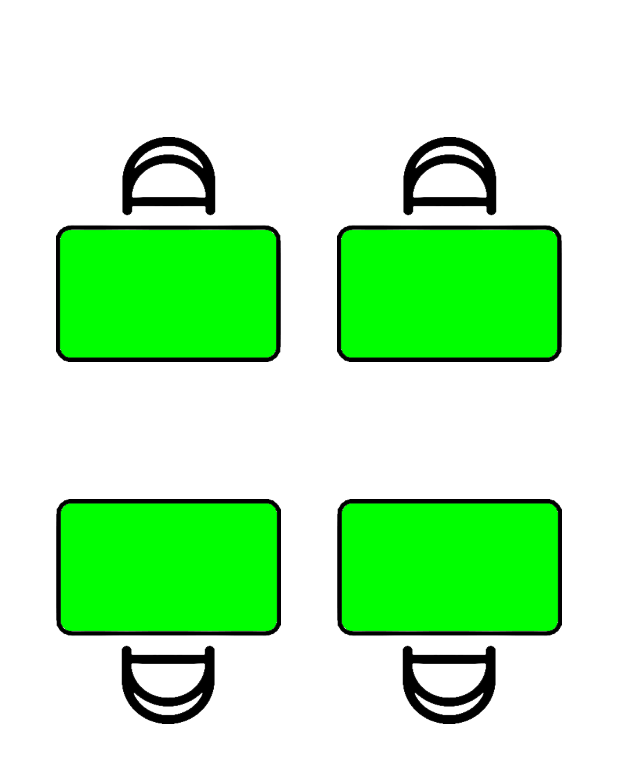
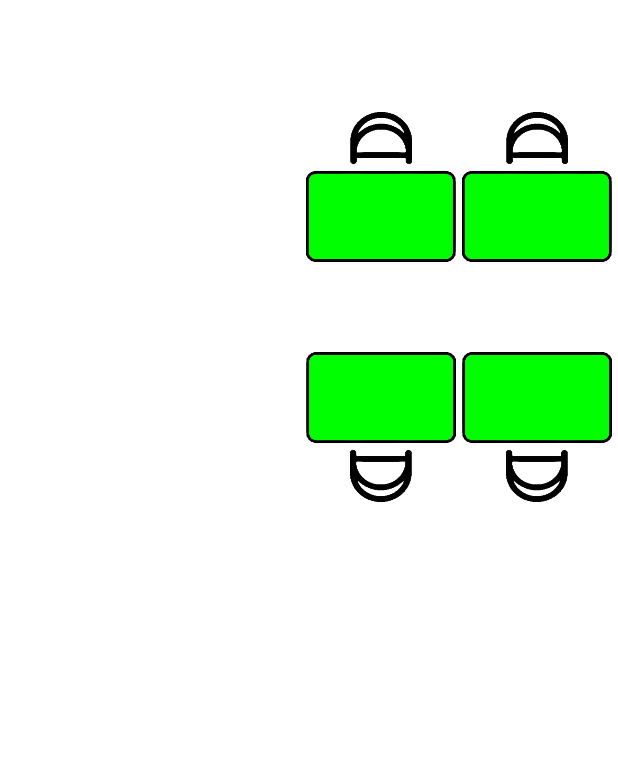
Before and after one commit to SwevenSoftware/BlockCOVID-android, an Android app: the layout fragment_postazioni.xml on its own in the app's theme, with its tools: preview values and no code run, on a phone screen of 412 x 824 dp. Shown: the top 763 px of the screen. Run offline under Robolectric (Android 15) with nearby library versions, the phone set to English and light mode, and no system bars.

Commit message:
design postazioni

```diff
--- a/app/src/main/java/com/example/blockcovid/MainActivity.kt
+++ b/app/src/main/java/com/example/blockcovid/MainActivity.kt
@@ -200,6 +200,7 @@ class MainActivity : AppCompatActivity() {
      * accordingly and parse the NDEF messages.
      * @param checkIntent the intent to parse and handle if it's the right type
      */
+
     private fun processIntent(checkIntent: Intent) {
         // Check if intent has the action of a discovered NFC tag
         // with NDEF formatted contents
@@ -282,6 +283,7 @@ class MainActivity : AppCompatActivity() {
      * Android N. This method chooses the right variant depending on the OS.
      * @param html HTML-formatted string to convert to a Spanned text.
      */
+
     private fun fromHtml(html: String): Spanned {
         return if (android.os.Build.VERSION.SDK_INT >= android.os.Build.VERSION_CODES.N) {
             Html.fromHtml(html, Html.FROM_HTML_MODE_LEGACY)
--- a/app/src/main/res/layout/activity_main.xml
+++ b/app/src/main/res/layout/activity_main.xml
@@ -5,7 +5,6 @@
     android:id="@+id/container"
     android:layout_width="match_parent"
     android:layout_height="match_parent"
-    android:paddingTop="?attr/actionBarSize"
     tools:context="com.example.blockcovid.MainActivity">
 
 
--- a/app/src/main/res/layout/fragment_postazioni.xml
+++ b/app/src/main/res/layout/fragment_postazioni.xml
@@ -9,54 +9,58 @@
 
     <ImageButton
         android:id="@+id/imageButton1"
-        android:layout_width="150dp"
-        android:layout_height="150dp"
-        android:layout_marginTop="50dp"
-        android:layout_marginBottom="50dp"
+        android:layout_width="100dp"
+        android:layout_height="100dp"
+        android:layout_marginStart="200dp"
+        android:layout_marginLeft="200dp"
+        android:layout_marginTop="15dp"
+        android:layout_marginBottom="1dp"
         android:background="@drawable/green_desk"
+        android:onClick="deskColor"
         android:rotation="180"
         app:layout_constraintBottom_toTopOf="@+id/imageButton3"
         app:layout_constraintEnd_toStartOf="@+id/imageButton2"
         app:layout_constraintStart_toStartOf="parent"
-        app:layout_constraintTop_toTopOf="parent"
-        android:onClick="deskColor" />
+        app:layout_constraintTop_toTopOf="parent" />
 
     <ImageButton
         android:id="@+id/imageButton2"
-        android:layout_width="150dp"
-        android:layout_height="150dp"
-        android:layout_marginTop="50dp"
-        android:layout_marginBottom="50dp"
+        android:layout_width="100dp"
+        android:layout_height="100dp"
+        android:layout_marginTop="15dp"
+        android:layout_marginBottom="1dp"
         android:background="@drawable/green_desk"
+        android:onClick="deskColor"
         android:rotation="180"
         app:layout_constraintBottom_toTopOf="@+id/imageButton4"
         app:layout_constraintEnd_toEndOf="parent"
         app:layout_constraintStart_toEndOf="@+id/imageButton1"
-        app:layout_constraintTop_toTopOf="parent"
-        android:onClick="deskColor" />
+        app:layout_constraintTop_toTopOf="parent" />
 
     <ImageButton
         android:id="@+id/imageButton3"
-        android:layout_width="150dp"
-        android:layout_height="150dp"
-        android:layout_marginBottom="300dp"
+        android:layout_width="100dp"
+        android:layout_height="100dp"
+        android:layout_marginStart="200dp"
+        android:layout_marginLeft="200dp"
+        android:layout_marginBottom="430dp"
         android:background="@drawable/green_desk"
+        android:onClick="deskColor"
         app:layout_constraintBottom_toBottomOf="parent"
         app:layout_constraintEnd_toStartOf="@+id/imageButton4"
         app:layout_constraintStart_toStartOf="parent"
-        app:layout_constraintTop_toBottomOf="@+id/imageButton1"
-        android:onClick="deskColor" />
+        app:layout_constraintTop_toBottomOf="@+id/imageButton1" />
 
     <ImageButton
         android:id="@+id/imageButton4"
-        android:layout_width="150dp"
-        android:layout_height="150dp"
-        android:layout_marginBottom="300dp"
+        android:layout_width="100dp"
+        android:layout_height="100dp"
+        android:layout_marginBottom="430dp"
         android:background="@drawable/green_desk"
+        android:onClick="deskColor"
         app:layout_constraintBottom_toBottomOf="parent"
         app:layout_constraintEnd_toEndOf="parent"
         app:layout_constraintStart_toEndOf="@+id/imageButton3"
-        app:layout_constraintTop_toBottomOf="@+id/imageButton2"
-        android:onClick="deskColor" />
+        app:layout_constraintTop_toBottomOf="@+id/imageButton2" />
 
 </androidx.constraintlayout.widget.ConstraintLayout>
```
